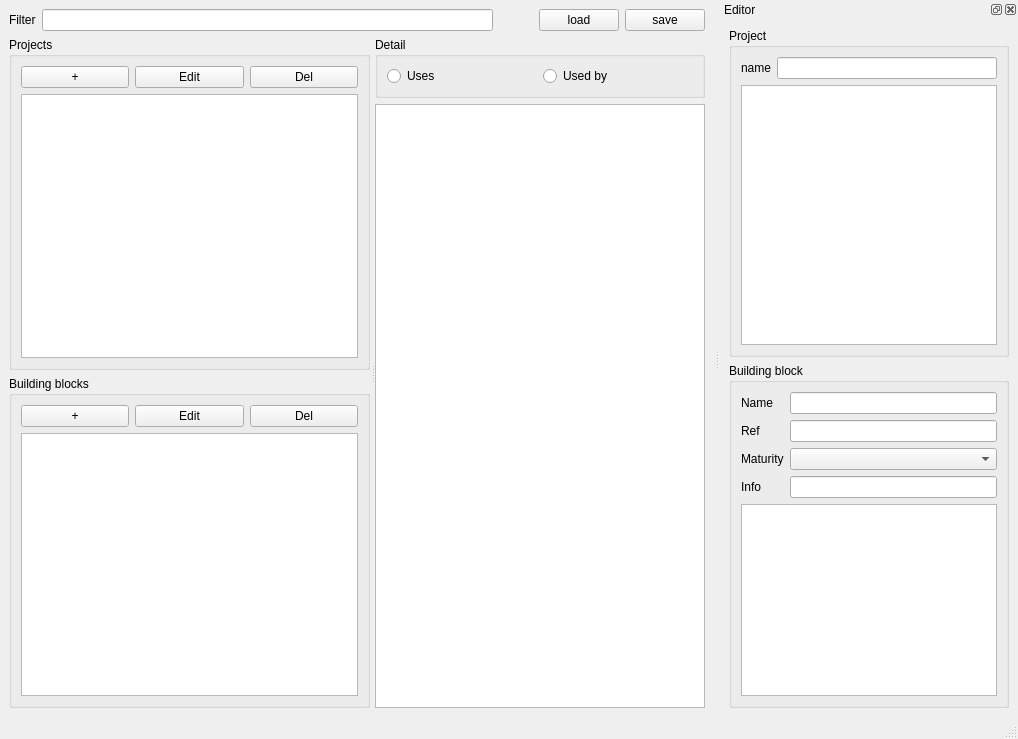
This is app/mainwindow.ui in jfouche/bbm as Qt 5 draws it before an edit. The edited form follows.
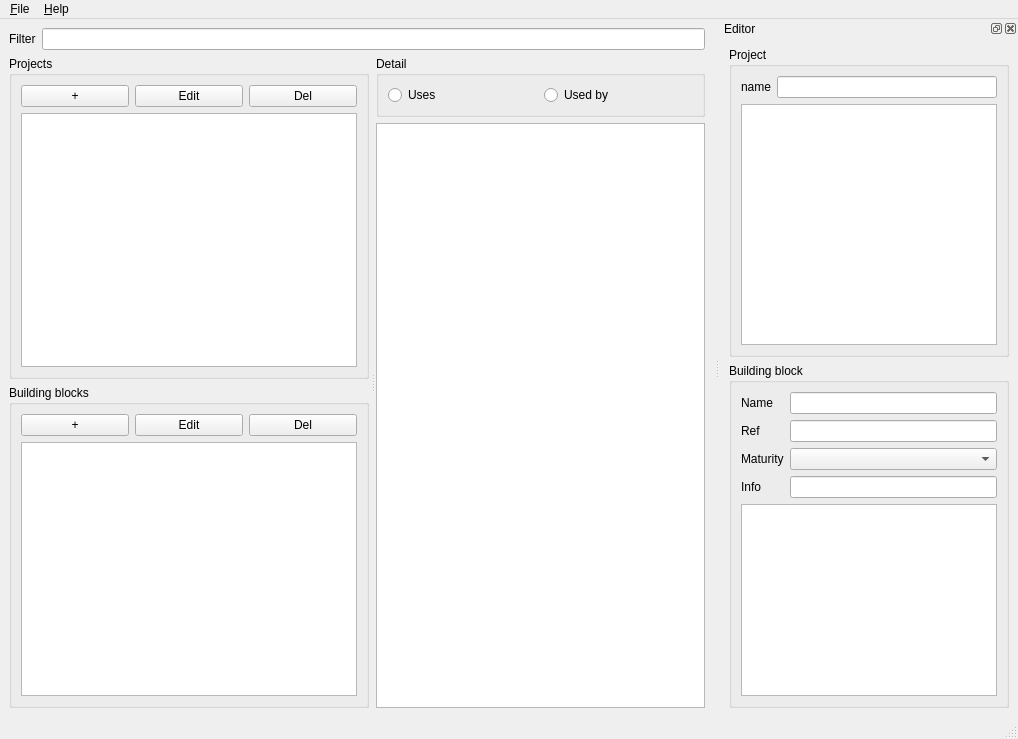
This is the edited form.

What changed in the file:
```diff
--- a/app/mainwindow.ui
+++ b/app/mainwindow.ui
@@ -30,36 +30,6 @@
       <item>
        <widget class="QLineEdit" name="editFilter"/>
       </item>
-      <item>
-       <spacer name="horizontalSpacer">
-        <property name="orientation">
-         <enum>Qt::Horizontal</enum>
-        </property>
-        <property name="sizeType">
-         <enum>QSizePolicy::Minimum</enum>
-        </property>
-        <property name="sizeHint" stdset="0">
-         <size>
-          <width>40</width>
-          <height>0</height>
-         </size>
-        </property>
-       </spacer>
-      </item>
-      <item>
-       <widget class="QPushButton" name="btnLoad">
-        <property name="text">
-         <string>load</string>
-        </property>
-       </widget>
-      </item>
-      <item>
-       <widget class="QPushButton" name="btnSave">
-        <property name="text">
-         <string>save</string>
-        </property>
-       </widget>
-      </item>
      </layout>
     </item>
     <item>
@@ -80,7 +50,7 @@
        <bool>true</bool>
       </property>
       <property name="handleWidth">
-       <number>5</number>
+       <number>7</number>
       </property>
       <property name="childrenCollapsible">
        <bool>true</bool>
@@ -166,7 +136,7 @@
         </item>
        </layout>
       </widget>
-      <widget class="QWidget" name="">
+      <widget class="QWidget" name="layoutWidget">
        <layout class="QVBoxLayout" name="verticalLayout_9">
         <item>
          <widget class="QGroupBox" name="groupBox_3">
@@ -295,6 +265,83 @@
     </layout>
    </widget>
   </widget>
+  <widget class="QMenuBar" name="menuBar">
+   <property name="geometry">
+    <rect>
+     <x>0</x>
+     <y>0</y>
+     <width>1018</width>
+     <height>26</height>
+    </rect>
+   </property>
+   <widget class="QMenu" name="menu_File">
+    <property name="title">
+     <string>&amp;File</string>
+    </property>
+    <widget class="QMenu" name="menuImport">
+     <property name="title">
+      <string>Import</string>
+     </property>
+     <addaction name="actionCSV_file"/>
+    </widget>
+    <addaction name="action_New"/>
+    <addaction name="action_Open"/>
+    <addaction name="action_Save"/>
+    <addaction name="actionSave_as"/>
+    <addaction name="separator"/>
+    <addaction name="menuImport"/>
+    <addaction name="separator"/>
+    <addaction name="actionE_xit"/>
+   </widget>
+   <widget class="QMenu" name="menu_Help">
+    <property name="title">
+     <string>&amp;Help</string>
+    </property>
+    <addaction name="action_About"/>
+   </widget>
+   <addaction name="menu_File"/>
+   <addaction name="menu_Help"/>
+  </widget>
+  <action name="action_New">
+   <property name="text">
+    <string>&amp;New</string>
+   </property>
+  </action>
+  <action name="action_Open">
+   <property name="text">
+    <string>&amp;Open</string>
+   </property>
+  </action>
+  <action name="action_Save">
+   <property name="text">
+    <string>&amp;Save</string>
+   </property>
+  </action>
+  <action name="actionSave_as">
+   <property name="text">
+    <string>Save &amp;as...</string>
+   </property>
+  </action>
+  <action name="actionCSV_file">
+   <property name="text">
+    <string>CSV file...</string>
+   </property>
+  </action>
+  <action name="actionExport">
+   <property name="text">
+    <string>Export</string>
+   </property>
+  </action>
+  <action name="actionE_xit">
+   <property name="text">
+    <string>E&amp;xit</string>
+   </property>
+  </action>
+  <action name="action_About">
+   <property name="text">
+    <string>&amp;About</string>
+   </property>
+  </action>
  </widget>
  <tabstops>
   <tabstop>editFilter</tabstop>
```
Left out of the diff: 4 changed lines with no effect on the pictures.
